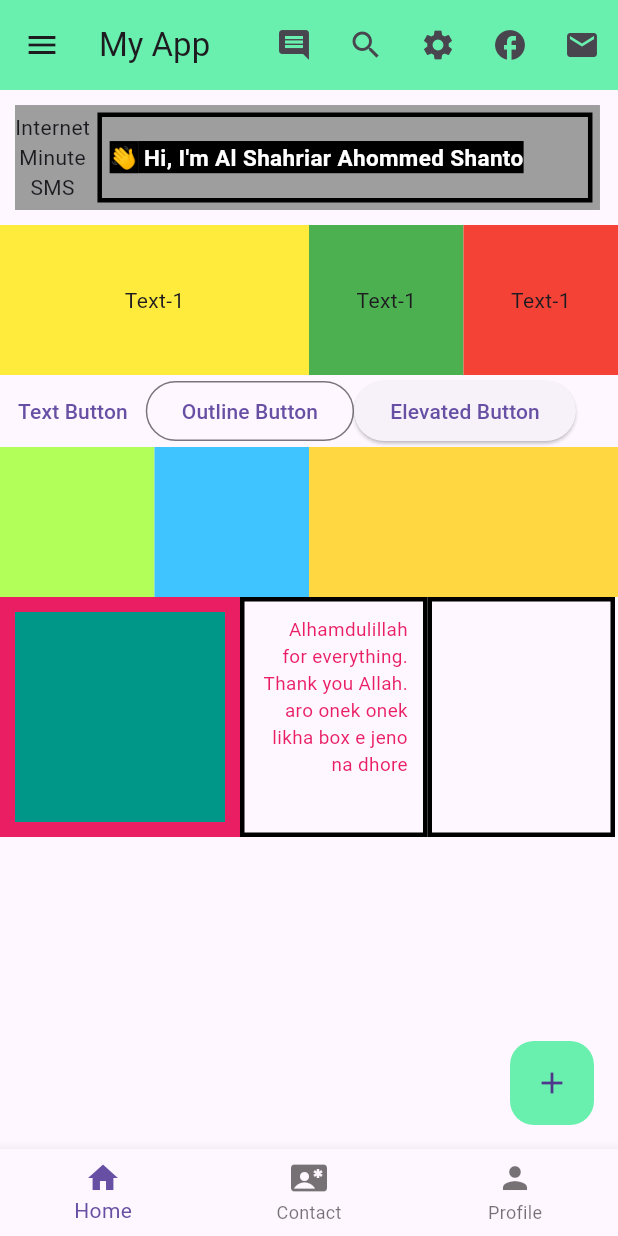
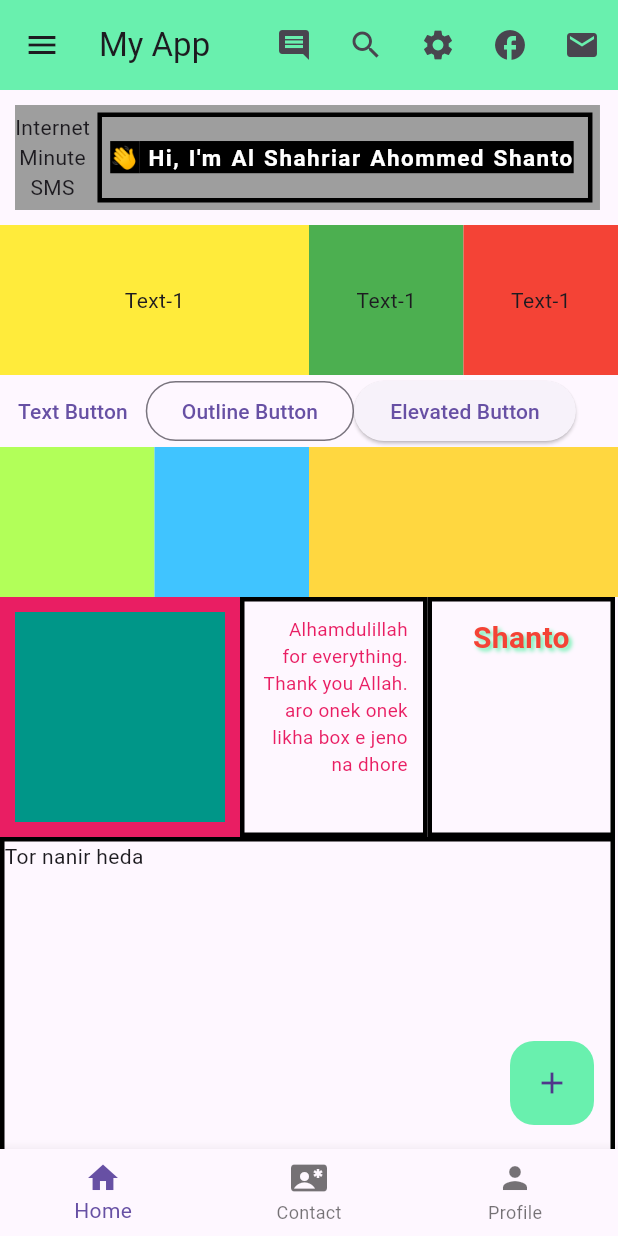
Before and after one commit to ShantoGUB567/Flutter, a Flutter app: the screen it shows after launch, on a phone screen of 412 x 824 dp. Run offline on Flutter 3.47's test engine with Material 3 defaults, Android fonts, the phone set to English and light mode, and no system bars.

Commit message:
Update file

```diff
--- a/new_app_1/lib/main.dart
+++ b/new_app_1/lib/main.dart
@@ -96,6 +96,8 @@
                                   color: Colors.white,
                                   backgroundColor: Colors.black,
                                   fontWeight: FontWeight.bold ,
+                                  letterSpacing: 1,
+                                  wordSpacing: 1,
                                 ),
                               ),
                             ],
@@ -216,7 +218,15 @@
                   decoration: BoxDecoration(border: Border.all(color: Colors.black, width: 3,)),
                   child: Column(
                     children: [
-
+                      Text(
+                        "Shanto",
+                        style: TextStyle(
+                          color: Colors.red,
+                          fontSize: 20,
+                          fontWeight: FontWeight.bold,
+                          shadows: [Shadow(color: Colors.greenAccent, blurRadius: 3.0, offset: Offset(2, 2))]
+                        ),
+                      ),
                     ],
                   ),
                 )
@@ -224,7 +234,13 @@
             ),
           ],),
 
-          Row(),
+          Row(children: [Container(
+            height: 225,
+            width: 410,
+            decoration: BoxDecoration(border: Border.all(color: Colors.black, width: 3,)),
+            child: Expanded(
+                child: Text("Tor nanir heda")),
+          )],),
 
         ],
       ),
```
